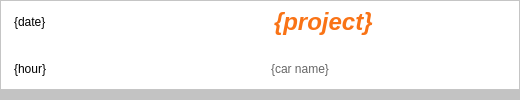
Qt form listitem.ui (Ph4sm4/FinelogApp) before a commit.
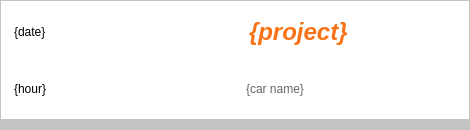
The same form after that commit.

Commit message: user panel ui and gesture scroller improvements

```diff
--- a/listitem.ui
+++ b/listitem.ui
@@ -6,14 +6,14 @@
    <rect>
     <x>0</x>
     <y>0</y>
-    <width>520</width>
-    <height>100</height>
+    <width>470</width>
+    <height>130</height>
    </rect>
   </property>
   <property name="maximumSize">
    <size>
     <width>16777215</width>
-    <height>100</height>
+    <height>130</height>
    </size>
   </property>
   <property name="windowTitle">
@@ -26,6 +26,9 @@
 }</string>
   </property>
   <layout class="QVBoxLayout" name="verticalLayout_5">
+   <property name="spacing">
+    <number>0</number>
+   </property>
    <property name="leftMargin">
     <number>0</number>
    </property>
@@ -43,7 +46,7 @@
      <property name="styleSheet">
       <string notr="true">QFrame {
     background-color: white;
-    padding: 0 5px;
+    padding: 5px 5px;
   }</string>
      </property>
      <property name="frameShape">
```
The commit also changes 3 other files.
